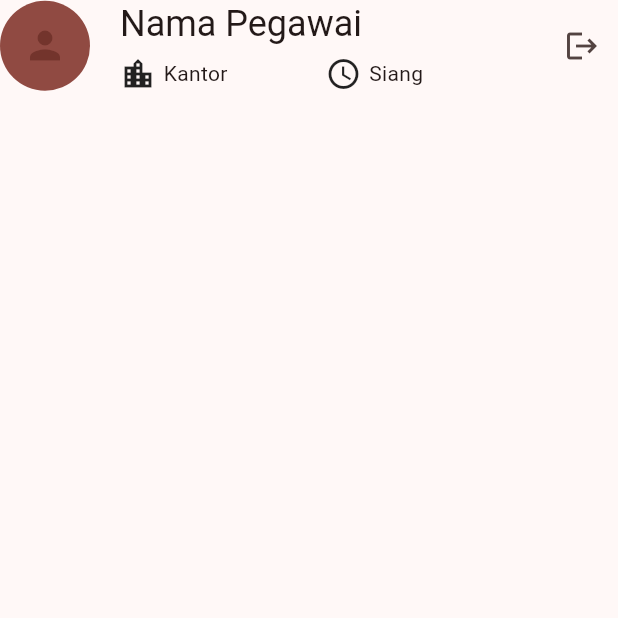
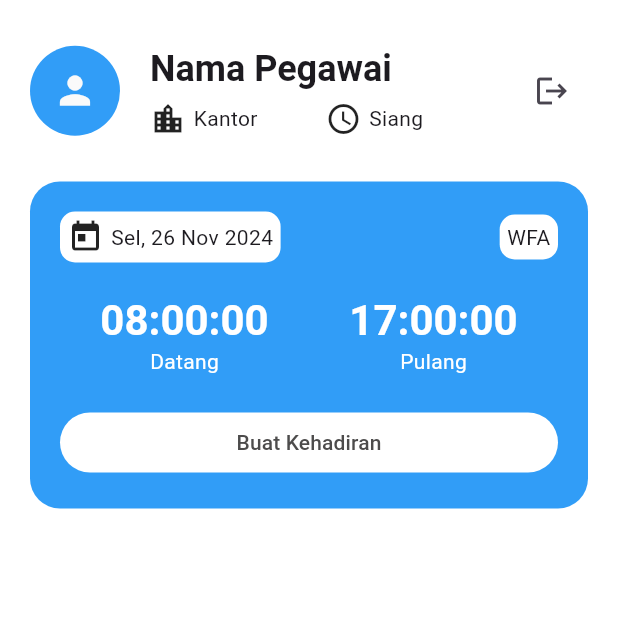
Before and after one commit to junaeidy/Timely-app, a Flutter app: the screen it shows after launch, after a tap on "Login", on a phone screen of 412 x 824 dp, the top half of it. Run offline on Flutter 3.47's test engine with Material 3 defaults, Android fonts, the phone set to English and light mode, and no system bars; our stand-ins replace dio, geolocator, get_it, pretty_dio_logger, retrofit, shared_preferences; missing offline and left inert: flutter_osm_plugin.

Commit message:
Build a day view of this existence on the home page

```diff
--- a/lib/app/presentation/home/home_screen.dart
+++ b/lib/app/presentation/home/home_screen.dart
@@ -1,5 +1,6 @@
 import 'package:flutter/material.dart';
 import 'package:timely_app/app/presentation/home/home_notifier.dart';
+import 'package:timely_app/core/helper/date_time_helper.dart';
 import 'package:timely_app/core/helper/global_helper.dart';
 import 'package:timely_app/core/widget/app_widget.dart';
 import 'package:flutter/src/widgets/framework.dart';
@@ -10,15 +11,28 @@ class HomeScreen extends AppWidget<HomeNotifier, void, void> {
   Widget bodyBuild(BuildContext context) {
     return SafeArea(
       child: Column(
-        children: [
-          Row(
+        children: [_headerLayout(context), _todayLayout(context)],
+      ),
+    );
+  }
+
+  _headerLayout(BuildContext context) {
+    return Container(
+        padding: EdgeInsets.fromLTRB(20, 30, 20, 20),
+        child: Row(
           children: [
             CircleAvatar(
               child: Icon(
+                color: Colors.grey[50],
                 Icons.person,
                 size: 30,
               ),
-                backgroundColor: GlobalHelper.getColorSchema(context).primary,
+              backgroundColor: Color.fromRGBO(
+                49,
+                157,
+                247,
+                1,
+              ),
               radius: 30,
             ),
             SizedBox(
@@ -31,7 +45,8 @@ class HomeScreen extends AppWidget<HomeNotifier, void, void> {
                   Text(
                     'Nama Pegawai',
                     style: GlobalHelper.getTextStyle(context,
-                          appTextStyle: AppTextStyle.HEADLINE_SMALL),
+                            appTextStyle: AppTextStyle.HEADLINE_SMALL)
+                        ?.copyWith(fontWeight: FontWeight.bold),
                   ),
                   SizedBox(
                     height: 5,
@@ -65,9 +80,89 @@ class HomeScreen extends AppWidget<HomeNotifier, void, void> {
             ),
             IconButton(onPressed: () {}, icon: Icon(Icons.logout))
           ],
+        ));
+  }
+
+  _todayLayout(BuildContext context) {
+    return Container(
+      margin: EdgeInsets.fromLTRB(20, 10, 20, 10),
+      padding: EdgeInsets.all(20),
+      decoration: BoxDecoration(
+          borderRadius: BorderRadius.circular(20),
+          color: Color.fromRGBO(49, 157, 247, 1)),
+      child: Column(
+        children: [
+          Row(
+            children: [
+              Container(
+                padding: EdgeInsets.all(5),
+                decoration: BoxDecoration(
+                  borderRadius: BorderRadius.circular(10),
+                  color: GlobalHelper.getColorSchema(context).onPrimary,
+                ),
+                child: Row(
+                  children: [
+                    Icon(Icons.today),
+                    SizedBox(width: 5),
+                    Text(DateTimeHelper.formatDateTime(
+                        dateTime: DateTime.now(), format: 'EEE, dd MMM yyyy')),
+                  ],
+                ),
+              ),
+              Expanded(child: SizedBox()),
+              Container(
+                  padding: EdgeInsets.all(5),
+                  decoration: BoxDecoration(
+                      borderRadius: BorderRadius.circular(10),
+                      color: GlobalHelper.getColorSchema(context).onPrimary),
+                  child: Text('WFA'))
+            ],
+          ),
+          SizedBox(
+            height: 20,
+          ),
+          Row(
+            children: [
+              _timeTodayLayout(context, 'Datang', '08:00:00'),
+              _timeTodayLayout(context, 'Pulang', '17:00:00')
+            ],
+          ),
+          SizedBox(
+            height: 20,
+          ),
+          Container(
+            width: double.maxFinite,
+            child: FilledButton(
+              onPressed: () {},
+              child: Text('Buat Kehadiran'),
+              style: FilledButton.styleFrom(
+                  backgroundColor:
+                      GlobalHelper.getColorSchema(context).onPrimary,
+                  foregroundColor: Color.fromRGBO(77, 76, 76, 1)),
+            ),
           )
         ],
       ),
     );
   }
+
+  _timeTodayLayout(BuildContext context, String label, String time) {
+    return Expanded(
+        child: Column(
+      children: [
+        Text(time,
+            style: GlobalHelper.getTextStyle(context,
+                    appTextStyle: AppTextStyle.HEADLINE_MEDIUM)
+                ?.copyWith(
+                    color: GlobalHelper.getColorSchema(context).onPrimary,
+                    fontWeight: FontWeight.bold)),
+        Text(
+          label,
+          style: GlobalHelper.getTextStyle(context,
+                  appTextStyle: AppTextStyle.BODY_MEDIUM)
+              ?.copyWith(color: GlobalHelper.getColorSchema(context).onPrimary),
+        )
+      ],
+    ));
   }
+}
--- a/lib/app/presentation/login/login_screen.dart
+++ b/lib/app/presentation/login/login_screen.dart
@@ -1,3 +1,5 @@
+import 'dart:math';
+
 import 'package:flutter/material.dart';
 import 'package:flutter/src/widgets/framework.dart';
 import 'package:timely_app/core/widget/app_widget.dart';
@@ -30,19 +32,40 @@ class LoginScreen extends AppWidget<LoginNotifier, void, void> {
               height: 20,
             ),
             TextField(
+              style: TextStyle(color: Colors.black),
               decoration: InputDecoration(
-                  prefixIcon: Icon(Icons.email),
-                  label: Text("Email"),
-                  border: OutlineInputBorder()),
+                  prefixIcon: Icon(Icons.email, color: Colors.grey),
+                  label: Text(
+                    "Email",
+                    style: TextStyle(
+                        color: const Color.fromARGB(255, 160, 160, 160)),
+                  ),
+                  fillColor: Colors.grey[50],
+                  filled: true,
+                  enabledBorder: OutlineInputBorder(
+                    borderSide: BorderSide(color: Colors.grey),
+                  ),
+                  focusedBorder: OutlineInputBorder(
+                    borderSide: BorderSide(color: Colors.blue, width: 2.0),
+                  )),
             ),
             SizedBox(
               height: 10,
             ),
             TextField(
               decoration: InputDecoration(
-                  prefixIcon: Icon(Icons.password),
-                  label: Text("Password"),
-                  border: OutlineInputBorder()),
+                  prefixIcon: Icon(Icons.password, color: Colors.grey),
+                  label: Text("Password",
+                      style: TextStyle(
+                          color: const Color.fromARGB(255, 160, 160, 160))),
+                  fillColor: Colors.grey[50],
+                  filled: true,
+                  enabledBorder: OutlineInputBorder(
+                    borderSide: BorderSide(color: Colors.grey),
+                  ),
+                  focusedBorder: OutlineInputBorder(
+                    borderSide: BorderSide(color: Colors.blue, width: 2.0),
+                  )),
             ),
             SizedBox(
               height: 10,
@@ -50,6 +73,10 @@ class LoginScreen extends AppWidget<LoginNotifier, void, void> {
             Container(
                 width: double.maxFinite,
                 child: FilledButton(
+                    style: const ButtonStyle(
+                      backgroundColor: MaterialStatePropertyAll<Color>(
+                          Color.fromRGBO(49, 157, 247, 1)),
+                    ),
                     onPressed: () => _onPressLogin(context),
                     child: Text("Login")))
           ],
--- a/lib/main.dart
+++ b/lib/main.dart
@@ -17,7 +17,13 @@ class MyApp extends StatelessWidget {
   Widget build(BuildContext context) {
     return MaterialApp(
       debugShowCheckedModeBanner: false,
-      theme: ThemeData(useMaterial3: true, colorSchemeSeed: Colors.red),
+      theme: ThemeData(
+        primarySwatch: Colors.blue,
+        scaffoldBackgroundColor: Colors.white,
+        textTheme: TextTheme(
+          bodyLarge: TextStyle(color: Colors.black),
+        ),
+      ),
       home: Scaffold(
         body: LoginScreen(),
       ),
```
Lines whose indentation alone changed are shown as unchanged.
